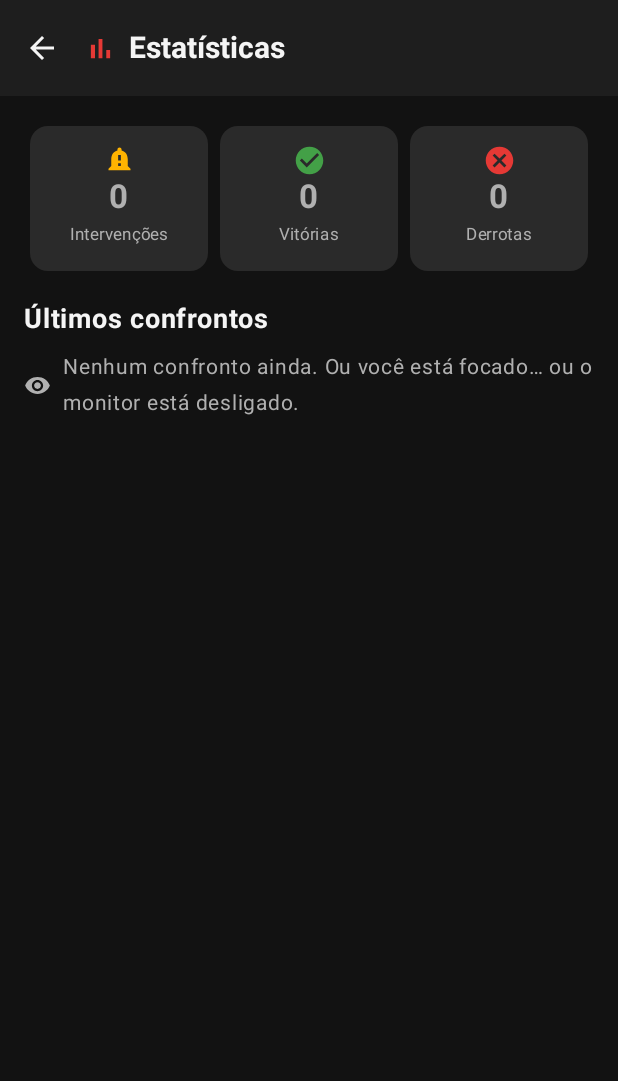
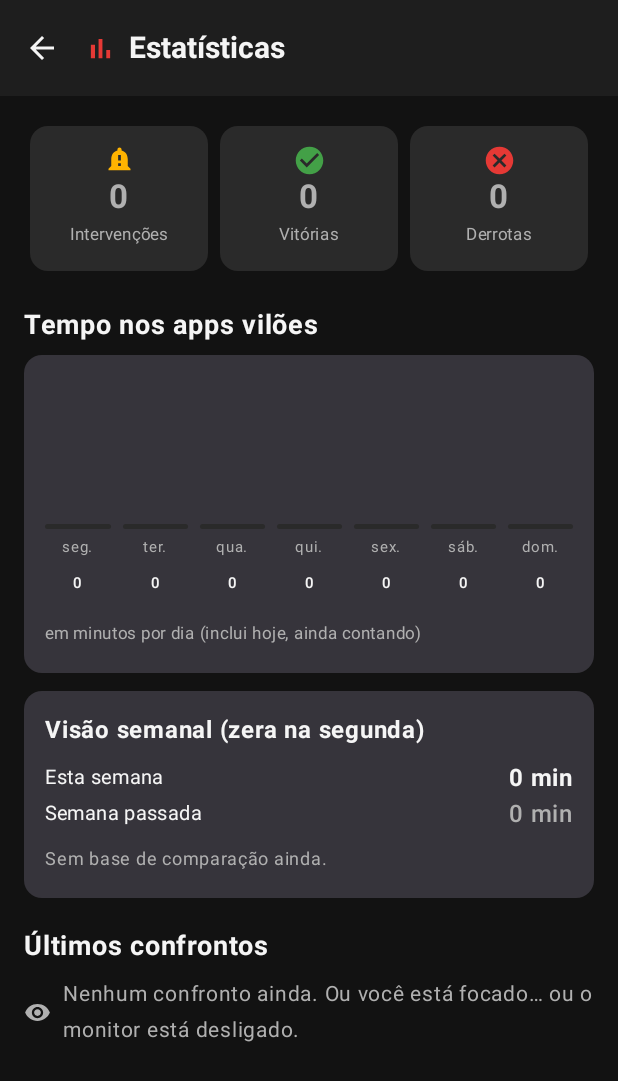
Before and after one commit to Neto-Oliveira/LirouHabit, an Android app built with Jetpack Compose: the StatsScreen screen opened through its navigation route, on a phone screen of 412 x 824 dp. Shown: the top 1081 px of the screen. Run offline under Robolectric (Android 15) with nearby library versions, the phone set to English and light mode, and no system bars.

Commit message:
feat: marcos diarios acumulativos (15min/1h) independentes de sessao + grafico de uso por dia e visao semanal nas estatisticas

```diff
--- a/android/app/build.gradle.kts
+++ b/android/app/build.gradle.kts
@@ -21,8 +21,8 @@ android {
         applicationId = "com.lirouhabit.app"
         minSdk = 26
         targetSdk = 34
-        versionCode = 9
-        versionName = "1.3.0"
+        versionCode = 10
+        versionName = "1.4.0"
     }
 
     signingConfigs {
--- a/android/app/src/main/java/com/lirouhabit/app/ui/screens/StatsScreen.kt
+++ b/android/app/src/main/java/com/lirouhabit/app/ui/screens/StatsScreen.kt
@@ -1,5 +1,8 @@
 package com.lirouhabit.app.ui.screens
 
+import androidx.compose.foundation.background
+import androidx.compose.foundation.layout.Arrangement
+import androidx.compose.foundation.layout.Box
 import androidx.compose.foundation.layout.Column
 import androidx.compose.foundation.layout.PaddingValues
 import androidx.compose.foundation.layout.Row
@@ -9,8 +12,10 @@ import androidx.compose.foundation.layout.height
 import androidx.compose.foundation.layout.padding
 import androidx.compose.foundation.layout.size
 import androidx.compose.foundation.layout.width
+import androidx.compose.foundation.layout.fillMaxSize
 import androidx.compose.foundation.lazy.LazyColumn
 import androidx.compose.foundation.lazy.items
+import androidx.compose.foundation.shape.RoundedCornerShape
 import androidx.compose.material.icons.Icons
 import androidx.compose.material.icons.filled.ArrowBack
 import androidx.compose.material3.Card
@@ -40,6 +45,10 @@ import com.lirouhabit.app.ui.StatCard
 import com.lirouhabit.app.ui.VictoryGreen
 import com.lirouhabit.app.ui.vm.AppViewModel
 import java.text.SimpleDateFormat
+import java.time.DayOfWeek
+import java.time.LocalDate
+import java.time.format.TextStyle
+import java.time.temporal.TemporalAdjusters
 import java.util.Date
 import java.util.Locale
 
@@ -50,7 +59,26 @@ fun StatsScreen(vm: AppViewModel, onBack: () -> Unit) {
     val triggers by vm.triggers.collectAsState()
     val victories by vm.victories.collectAsState()
     val defeats by vm.defeats.collectAsState()
+    val usage by vm.dailyUsage.collectAsState()
     val fmt = remember { SimpleDateFormat("dd/MM HH:mm", Locale.getDefault()) }
+
+    // ---- Tempo de uso: últimos 7 dias + semanas (semana = seg→dom, zera na segunda) ----
+    val today = LocalDate.now()
+    val weekStart = today.with(TemporalAdjusters.previousOrSame(DayOfWeek.MONDAY))
+    val lastWeekStart = weekStart.minusWeeks(1)
+
+    fun msOn(date: LocalDate): Long {
+        val iso = date.toString() // yyyy-MM-dd
+        return usage.filter { it.date == iso }.sumOf { it.totalMs }
+    }
+
+    val last7 = (6 downTo 0).map { offset ->
+        val date = today.minusDays(offset.toLong())
+        date to msOn(date) / 60_000.0
+    }
+    val thisWeekMs = (0..6).sumOf { msOn(weekStart.plusDays(it.toLong())) }
+    val lastWeekMs = (0..6).sumOf { msOn(lastWeekStart.plusDays(it.toLong())) }
+    val diffMs = thisWeekMs - lastWeekMs
 
     Scaffold(
         topBar = {
@@ -74,7 +102,54 @@ fun StatsScreen(vm: AppViewModel, onBack: () -> Unit) {
                     StatCard(R.drawable.ic_check_circle, victories, "Vitórias", Modifier.weight(1f), iconTint = VictoryGreen)
                     StatCard(R.drawable.ic_x_circle, defeats, "Derrotas", Modifier.weight(1f), iconTint = BrandRed)
                 }
-                Spacer(Modifier.height(16.dp))
+                Spacer(Modifier.height(20.dp))
+
+                // ---- Tempo de uso nos apps vilões ----
+                Text("Tempo nos apps vilões", fontSize = 18.sp, fontWeight = FontWeight.Bold)
+                Spacer(Modifier.height(8.dp))
+                Card(modifier = Modifier.fillMaxWidth()) {
+                    Column(modifier = Modifier.padding(14.dp)) {
+                        UsageBarChart(last7)
+                        Spacer(Modifier.height(10.dp))
+                        Text(
+                            "em minutos por dia (inclui hoje, ainda contando)",
+                            fontSize = 11.sp,
+                            color = MaterialTheme.colorScheme.onSurfaceVariant
+                        )
+                    }
+                }
+                Spacer(Modifier.height(12.dp))
+                Card(modifier = Modifier.fillMaxWidth()) {
+                    Column(modifier = Modifier.padding(14.dp)) {
+                        Text("Visão semanal (zera na segunda)", fontWeight = FontWeight.Bold)
+                        Spacer(Modifier.height(8.dp))
+                        Row(verticalAlignment = Alignment.CenterVertically) {
+                            Text("Esta semana", modifier = Modifier.weight(1f), fontSize = 13.sp)
+                            Text(
+                                "%.0f min".format(thisWeekMs / 60_000.0),
+                                fontWeight = FontWeight.Bold
+                            )
+                        }
+                        Row(verticalAlignment = Alignment.CenterVertically) {
+                            Text("Semana passada", modifier = Modifier.weight(1f), fontSize = 13.sp)
+                            Text(
+                                "%.0f min".format(lastWeekMs / 60_000.0),
+                                fontWeight = FontWeight.SemiBold,
+                                color = MaterialTheme.colorScheme.onSurfaceVariant
+                            )
+                        }
+                        Spacer(Modifier.height(6.dp))
+                        val (txt, tint) = when {
+                            lastWeekMs == 0L -> "Sem base de comparação ainda." to MaterialTheme.colorScheme.onSurfaceVariant
+                            diffMs < 0 -> "-%.0f min vs. semana passada. Evoluindo!".format(-diffMs / 60_000.0) to VictoryGreen
+                            diffMs == 0L -> "Igual à semana passada. Dá pra cortar mais." to BrandAmber
+                            else -> "+%.0f min vs. semana passada. Hora de se confrontar.".format(diffMs / 60_000.0) to BrandRed
+                        }
+                        Text(txt, fontSize = 12.sp, color = tint)
+                    }
+                }
+
+                Spacer(Modifier.height(20.dp))
                 Text("Últimos confrontos", fontSize = 18.sp, fontWeight = FontWeight.Bold)
                 Spacer(Modifier.height(8.dp))
             }
@@ -145,3 +220,48 @@ fun StatsScreen(vm: AppViewModel, onBack: () -> Unit) {
         }
     }
 }
+
+/**
+ * Barras de tempo de uso por dia (últimos 7 dias, do mais antigo ao de hoje).
+ * Sem biblioteca externa: só Row + Box, então o APK continua leve.
+ */
+@Composable
+private fun UsageBarChart(days: List<Pair<LocalDate, Double>>) {
+    val max = days.maxOfOrNull { it.second } ?: 0.0
+    Row(
+        modifier = Modifier
+            .fillMaxWidth()
+            .height(150.dp),
+        horizontalArrangement = Arrangement.spacedBy(8.dp)
+    ) {
+        days.forEach { (date, minutes) ->
+            val fraction = if (max > 0) (minutes / max).toFloat() else 0f
+            val label = date.dayOfWeek
+                .getDisplayName(TextStyle.SHORT, Locale("pt", "BR"))
+                .lowercase()
+            Column(
+                modifier = Modifier.weight(1f),
+                horizontalAlignment = Alignment.CenterHorizontally
+            ) {
+                Box(
+                    modifier = Modifier
+                        .weight(1f)
+                        .fillMaxWidth(),
+                    contentAlignment = Alignment.BottomCenter
+                ) {
+                    Box(
+                        modifier = Modifier
+                            .fillMaxWidth()
+                            .height((fraction.coerceAtLeast(0.03f) * 110).dp)
+                            .background(
+                                if (minutes > 0) BrandRed else MaterialTheme.colorScheme.surfaceVariant,
+                                RoundedCornerShape(6.dp)
+                            )
+                    )
+                }
+                Text(label, fontSize = 10.sp, color = MaterialTheme.colorScheme.onSurfaceVariant)
+                Text("%.0f".format(minutes), fontSize = 10.sp, fontWeight = FontWeight.SemiBold)
+            }
+        }
+    }
+}
```
Also changed, not shown: android/app/src/main/java/com/lirouhabit/app/monitor/MonitorService.kt (+40 -31 lines), 1 other file.
